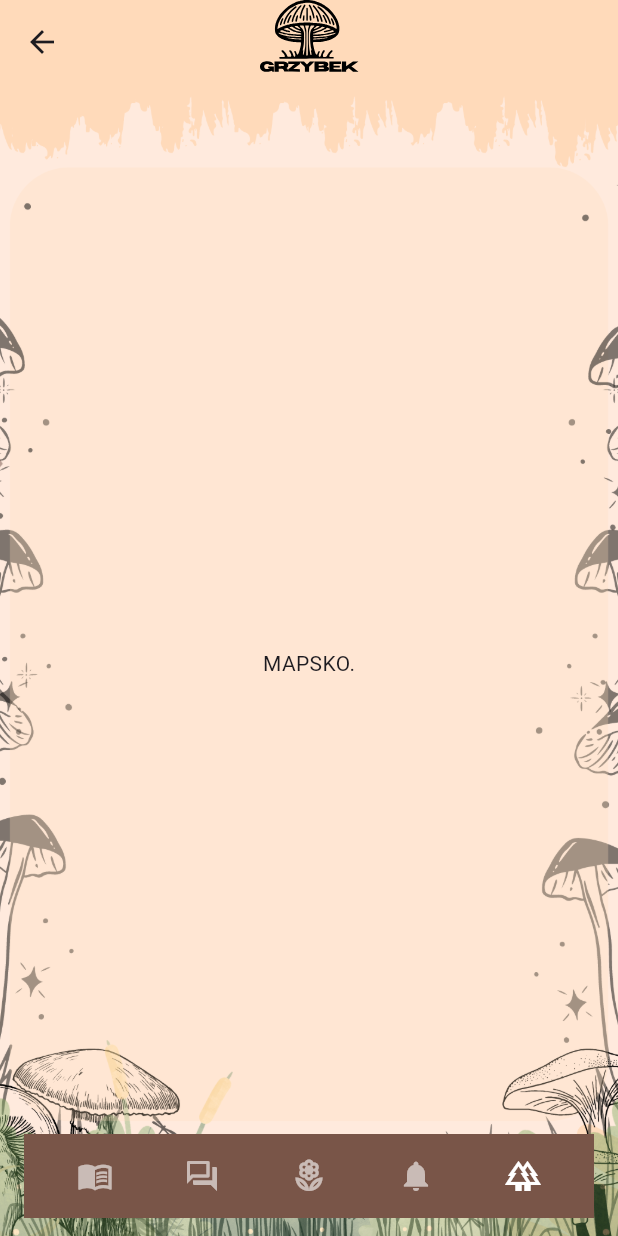
After one commit to patrykkostecki/Grzybek, a Flutter app: the MapaScreen screen opened directly, on a phone screen of 412 x 824 dp. The commit adds this screen. Run offline on Flutter 3.47's test engine with Material 3 defaults, Android fonts, the phone set to English and light mode, and no system bars; our stand-ins replace firebase_auth, firebase_core, flutter_svg, sqflite; accounts and stored records are empty.

Commit message:
Menu Navigation Bar

```diff
--- /dev/null
+++ b/grzybek/lib/bottom_navigatiton_bar.dart
@@ -0,0 +1,92 @@
+import 'package:flutter/material.dart';
+import 'mapa.dart'; // Załóżmy, że plik nazywa się mapa_screen.dart i zawiera klasę MapaScreen
+import 'menu.dart';
+
+class CustomBottomAppBar extends StatelessWidget {
+  final int selectedIndex;
+
+  CustomBottomAppBar({this.selectedIndex = 0});
+
+  @override
+  Widget build(BuildContext context) {
+    return ClipRRect(
+      borderRadius: BorderRadius.all(const Radius.circular(50.0)),
+      child: BottomAppBar(
+        color: Colors.transparent,
+        elevation: 0,
+        child: Container(
+          height: 60.0,
+          decoration: const BoxDecoration(
+            color: Color(0xFF795548),
+          ),
+          child: Row(
+            mainAxisAlignment: MainAxisAlignment.spaceEvenly,
+            children: <Widget>[
+              _buildBottomAppBarItem(
+                context,
+                iconData: Icons.menu_book_outlined,
+                index: 0,
+              ),
+              _buildBottomAppBarItem(
+                context,
+                iconData: Icons.forum_outlined,
+                index: 1,
+              ),
+              _buildBottomAppBarItem(
+                context,
+                iconData: Icons.local_florist_outlined,
+                index: 2,
+              ),
+              _buildBottomAppBarItem(
+                context,
+                iconData: Icons.notifications,
+                index: 3,
+              ),
+              _buildBottomAppBarItem(
+                context,
+                iconData: Icons.forest_outlined,
+                index: 4,
+              ),
+            ],
+          ),
+        ),
+      ),
+    );
+  }
+
+  Widget _buildBottomAppBarItem(BuildContext context,
+      {required IconData iconData, required int index}) {
+    return IconButton(
+      icon: Icon(iconData),
+      color: selectedIndex == index ? Colors.white : Colors.white60,
+      onPressed: () {
+        switch (index) {
+          case 0:
+            // Navigator.pushNamed(context, '/home');
+            break;
+          case 1:
+            // Navigator.pushNamed(context, '/forum');
+            break;
+          case 2:
+            Navigator.push(
+              context,
+              MaterialPageRoute(builder: (context) => MenuScreen()),
+            );
+            break;
+          case 3:
+            // Navigator.push(
+            //   context,
+            //   MaterialPageRoute(builder: (context) => MenuScreen()),
+            // );
+            break;
+          case 4:
+            Navigator.push(
+              context,
+              MaterialPageRoute(builder: (context) => MapaScreen()),
+            );
+            break;
+        }
+      },
+    );
+  }
+}
--- /dev/null
+++ b/grzybek/lib/mapa.dart
@@ -0,0 +1,31 @@
+import 'package:flutter/material.dart';
+import 'package:grzybek/bottom_navigatiton_bar.dart';
+import 'package:grzybek/main.dart'; // Upewnij się, że tutaj są właściwe ścieżki
+import 'mapa.dart'; // Importuj MapaScreen z właściwego pliku
+
+class MapaScreen extends StatelessWidget {
+  @override
+  Widget build(BuildContext context) {
+    return Scaffold(
+      appBar: CustomAppBar(),
+      extendBody: true,
+      body: Container(
+        decoration: BoxDecoration(
+          image: DecorationImage(
+            image: AssetImage("assets/background_menu.png"),
+            fit: BoxFit.cover,
+          ),
+        ),
+        child: Center(
+          child: Text('MAPSKO.'),
+        ),
+      ),
+      bottomNavigationBar: CustomBottomAppBar(
+        selectedIndex: 4, // Zakładając, że MapaScreen ma index 4
+        // onItemSelected: (index) {
+        //   // Dodaj logikę dla przełączania między ekranami
+        // },
+      ),
+    );
+  }
+}
```
Also changed, not shown: grzybek/lib/menu.dart (+16 -22 lines), grzybek/assets/background_menu.png (added).
